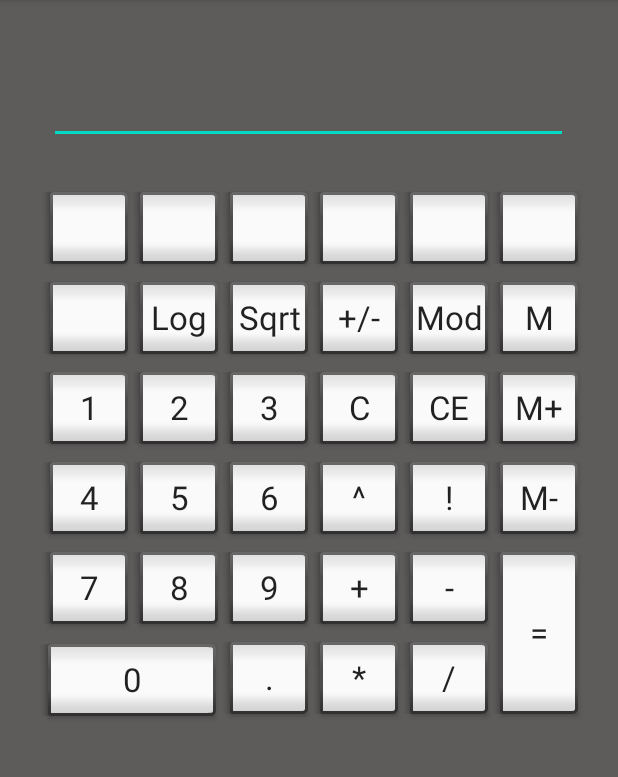
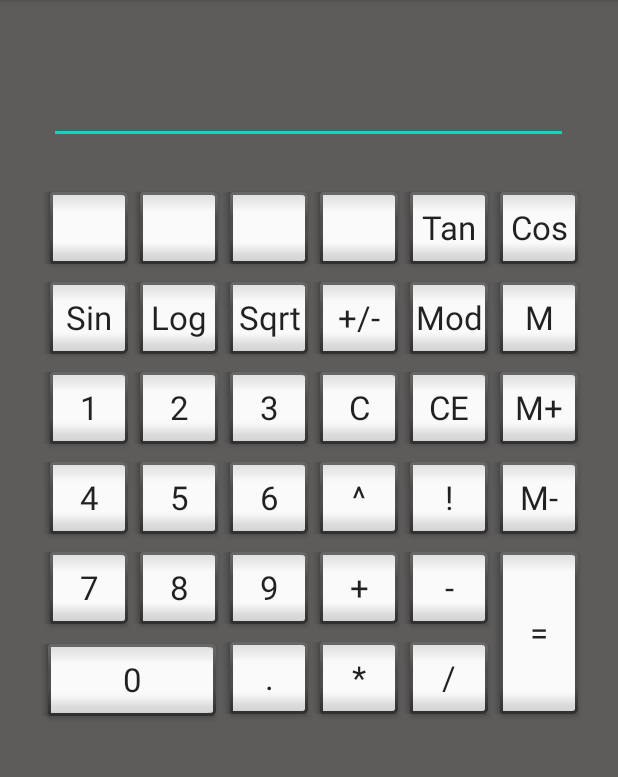
Before and after one commit to Nathaly-Fernandez/Programacion_Movil, an Android app: the screen it shows after launch (MainActivity), on a phone screen of 412 x 824 dp, the part 84-861 px from its top. Run offline under Robolectric (Android 15) with nearby library versions, the phone set to English and light mode, and no system bars.

Commit message:
Sen y Cos

```diff
--- a/3 Codigo Fuente/CalculadoraCompleta/app/src/main/res/layout/activity_main.xml
+++ b/3 Codigo Fuente/CalculadoraCompleta/app/src/main/res/layout/activity_main.xml
@@ -2,6 +2,7 @@
 <androidx.constraintlayout.widget.ConstraintLayout xmlns:android="http://schemas.android.com/apk/res/android"
     xmlns:app="http://schemas.android.com/apk/res-auto"
     xmlns:tools="http://schemas.android.com/tools"
+    android:id="@+id/bntCos"
     android:layout_width="match_parent"
     android:layout_height="match_parent"
     android:background="#5E5B5B"
@@ -120,7 +121,7 @@
         android:text="*"
         android:textAppearance="@style/TextAppearance.AppCompat.Large"
         app:layout_constraintBottom_toBottomOf="parent"
-        app:layout_constraintEnd_toStartOf="@+id/button2"
+        app:layout_constraintEnd_toStartOf="@+id/btnTan"
         app:layout_constraintTop_toBottomOf="@+id/btnSuma"
         app:layout_constraintVertical_bias="0.0" />
 
@@ -131,7 +132,7 @@
         android:layout_height="60dp"
         android:text="+"
         android:textAppearance="@style/TextAppearance.AppCompat.Large"
-        app:layout_constraintEnd_toStartOf="@+id/button2"
+        app:layout_constraintEnd_toStartOf="@+id/btnTan"
         app:layout_constraintTop_toBottomOf="@+id/btnPotencia" />
 
     <Button
@@ -152,7 +153,7 @@
         android:layout_height="60dp"
         android:text="!"
         android:textAppearance="@style/TextAppearance.AppCompat.Large"
-        app:layout_constraintEnd_toStartOf="@+id/button"
+        app:layout_constraintEnd_toStartOf="@+id/btnCos"
         app:layout_constraintTop_toBottomOf="@+id/btnEliminar" />
 
     <Button
@@ -162,7 +163,7 @@
         android:layout_height="60dp"
         android:text="^"
         android:textAppearance="@style/TextAppearance.AppCompat.Large"
-        app:layout_constraintEnd_toStartOf="@+id/button2"
+        app:layout_constraintEnd_toStartOf="@+id/btnTan"
         app:layout_constraintTop_toBottomOf="@+id/btnBorrar" />
 
     <Button
@@ -234,8 +235,8 @@
         android:layout_height="60dp"
         android:text="Mod"
         android:textAppearance="@style/TextAppearance.AppCompat.Large"
-        app:layout_constraintEnd_toStartOf="@+id/button"
-        app:layout_constraintTop_toBottomOf="@+id/button2" />
+        app:layout_constraintEnd_toStartOf="@+id/btnCos"
+        app:layout_constraintTop_toBottomOf="@+id/btnTan" />
 
     <Button
         android:id="@+id/btnM"
@@ -246,7 +247,7 @@
         android:text="M"
         android:textAppearance="@style/TextAppearance.AppCompat.Large"
         app:layout_constraintEnd_toEndOf="parent"
-        app:layout_constraintTop_toBottomOf="@+id/button" />
+        app:layout_constraintTop_toBottomOf="@+id/btnCos" />
 
     <Button
         android:id="@+id/btnRaiz"
@@ -275,7 +276,7 @@
         android:layout_height="60dp"
         android:text="+/-"
         android:textAppearance="@style/TextAppearance.AppCompat.Large"
-        app:layout_constraintEnd_toStartOf="@+id/button2"
+        app:layout_constraintEnd_toStartOf="@+id/btnTan"
         app:layout_constraintTop_toBottomOf="@+id/button3" />
 
     <Button
@@ -289,22 +290,24 @@
         app:layout_constraintTop_toBottomOf="@+id/txtNumero" />
 
     <Button
-        android:id="@+id/button"
+        android:id="@+id/btnCos"
         style="@android:style/Widget.Material.Light.Button.Inset"
         android:layout_width="60dp"
         android:layout_height="60dp"
         android:layout_marginEnd="24dp"
+        android:text="Cos"
         android:textAppearance="@style/TextAppearance.AppCompat.Large"
         app:layout_constraintEnd_toEndOf="parent"
         app:layout_constraintTop_toTopOf="@+id/button5" />
 
     <Button
-        android:id="@+id/button2"
+        android:id="@+id/btnTan"
         style="@android:style/Widget.Material.Light.Button.Inset"
         android:layout_width="60dp"
         android:layout_height="60dp"
+        android:text="Tan"
         android:textAppearance="@style/TextAppearance.AppCompat.Large"
-        app:layout_constraintEnd_toStartOf="@+id/button"
+        app:layout_constraintEnd_toStartOf="@+id/btnCos"
         app:layout_constraintTop_toTopOf="@+id/button5" />
 
     <Button
@@ -313,7 +316,7 @@
         android:layout_width="60dp"
         android:layout_height="60dp"
         android:textAppearance="@style/TextAppearance.AppCompat.Large"
-        app:layout_constraintEnd_toStartOf="@+id/button2"
+        app:layout_constraintEnd_toStartOf="@+id/btnTan"
         app:layout_constraintTop_toTopOf="@+id/button5" />
 
     <Button
@@ -339,10 +342,11 @@
         app:layout_constraintTop_toBottomOf="@+id/txtNumero" />
 
     <Button
-        android:id="@+id/button12"
+        android:id="@+id/btnSin"
         style="@android:style/Widget.Material.Light.Button.Inset"
         android:layout_width="60dp"
         android:layout_height="60dp"
+        android:text="Sin"
         android:textAppearance="@style/TextAppearance.AppCompat.Large"
         app:layout_constraintEnd_toStartOf="@+id/button4"
         app:layout_constraintHorizontal_bias="1.0"
@@ -359,7 +363,7 @@
         app:layout_constraintEnd_toStartOf="@+id/button4"
         app:layout_constraintHorizontal_bias="1.0"
         app:layout_constraintStart_toStartOf="parent"
-        app:layout_constraintTop_toBottomOf="@+id/button12" />
+        app:layout_constraintTop_toBottomOf="@+id/btnSin" />
 
     <Button
         android:id="@+id/btnNum4"
```
Also changed, not shown: 3 Codigo Fuente/CalculadoraCompleta/app/src/main/java/ec/edu/espe/calculadoracompleta/MainActivity.java (+94 -68 lines).
